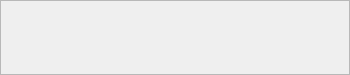
This is editor/ui/Overview.ui in cc-archive/pootle as Qt 5 draws it before an edit. The edited form follows.
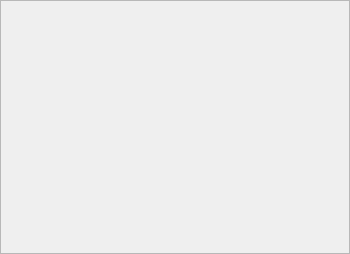
This is the edited form.

Commit message: Overview: fix use arrow keys to navigate, show indicator if there's comment.

```diff
--- a/editor/ui/Overview.ui
+++ b/editor/ui/Overview.ui
@@ -6,7 +6,7 @@
     <x>0</x>
     <y>0</y>
     <width>350</width>
-    <height>75</height>
+    <height>254</height>
    </rect>
   </property>
   <property name="sizePolicy" >
```
Left out of the diff: 15 changed lines with no effect on the pictures. The commit also changes 2 other files.
